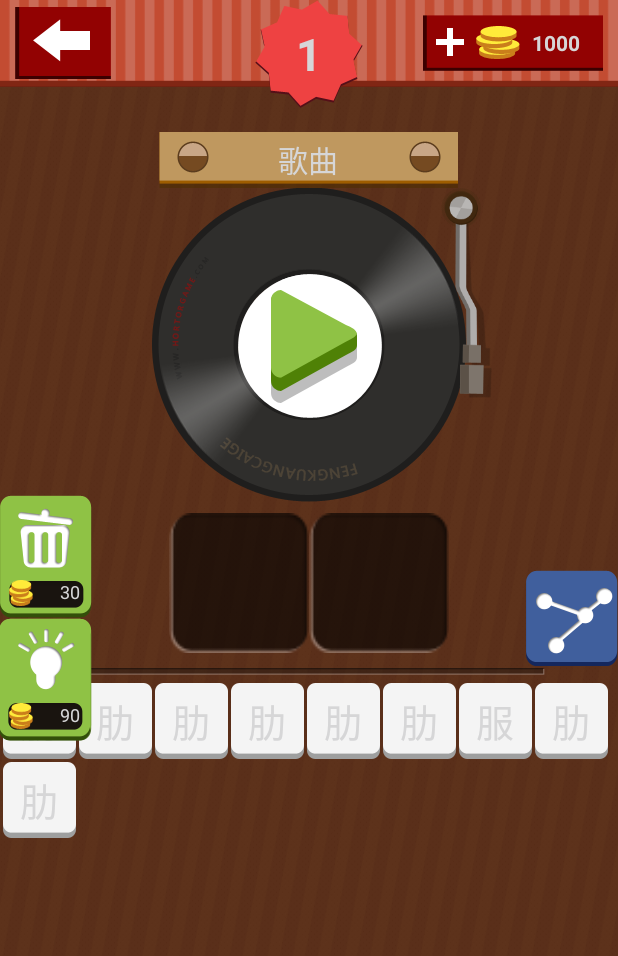
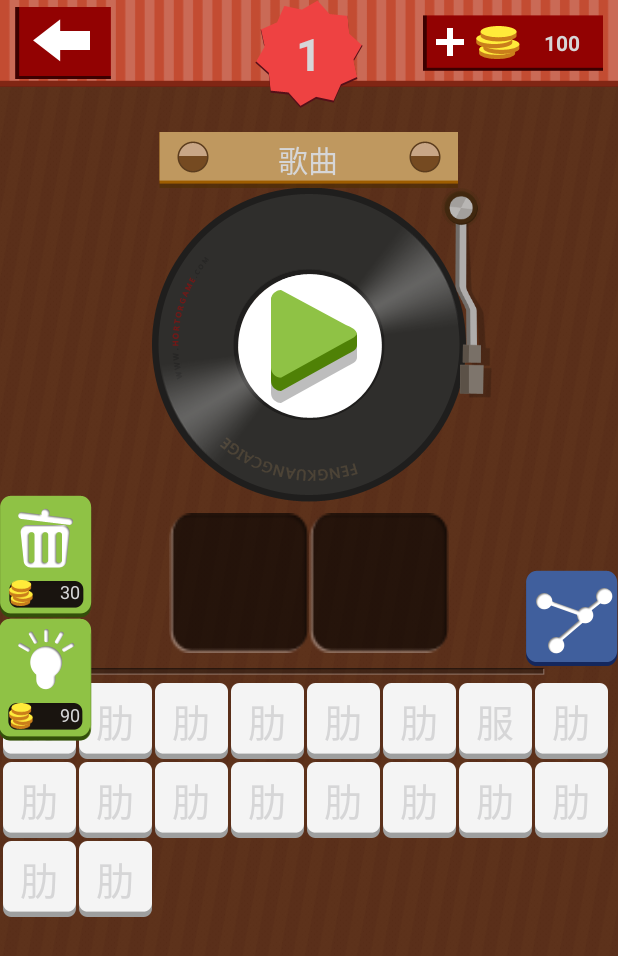
Before and after one commit to cursonjiang/GuessMusic, an Android app: the screen it shows after launch (MainActivity), on a phone screen of 412 x 824 dp. Shown: the top 956 px of the screen. Run offline under Robolectric (Android 15) with nearby library versions, the phone set to English and light mode, and no system bars.

Commit message:
实现删除文字,并减少金币

```diff
--- a/app/src/main/java/com/curson/guessmusic/data/Constants.java
+++ b/app/src/main/java/com/curson/guessmusic/data/Constants.java
@@ -5,6 +5,11 @@ package com.curson.guessmusic.data;
  * Created by Curson on 15/3/17.
  */
 public class Constants {
+
+    /**
+     * 金币总数
+     */
+    public static final int TOTAL_COINS = 100;
 
     /**
      * 闪烁次数
--- a/app/src/main/java/com/curson/guessmusic/view/MyGridView.java
+++ b/app/src/main/java/com/curson/guessmusic/view/MyGridView.java
@@ -83,7 +83,7 @@ public class MyGridView extends GridView {
                 //加载动画
                 mScaleAnimation = AnimationUtils.loadAnimation(mContext, R.anim.scale);
                 //设置动画的延迟时间
-                mScaleAnimation.setStartOffset(position * 100);
+                mScaleAnimation.setStartOffset(position * 50);
 
                 holder.mIndex = position;
                 holder.mViewButton = (Button) convertView.findViewById(R.id.item_btn);
--- a/app/src/main/res/layout/name_select.xml
+++ b/app/src/main/res/layout/name_select.xml
@@ -26,11 +26,9 @@
     <!-- 待选择文字框-->
     <com.curson.guessmusic.view.MyGridView
         android:id="@+id/gridview"
-        android:layout_width="match_parent"
-        android:layout_height="0dp"
-        android:layout_weight="1"
+        android:layout_width="wrap_content"
+        android:layout_height="wrap_content"
         android:layout_marginTop="5dp"
-        android:gravity="center"
         android:horizontalSpacing="2dp"
         android:numColumns="8"
         android:paddingStart="2dp"
--- a/app/src/main/res/layout/title_bar.xml
+++ b/app/src/main/res/layout/title_bar.xml
@@ -13,7 +13,8 @@
         android:background="@drawable/back_button_icon"
         android:layout_centerVertical="true"
         android:layout_marginStart="10dp"
-        android:contentDescription="返回按钮"/>
+        android:contentDescription="返回按钮"
+        tools:ignore="RtlCompat"/>
 
     <!-- 右侧加金币按钮-->
     <FrameLayout
@@ -22,7 +23,8 @@
         android:layout_height="wrap_content"
         android:layout_centerVertical="true"
         android:layout_alignParentEnd="true"
-        android:layout_marginEnd="10dp">
+        android:layout_marginEnd="10dp"
+        tools:ignore="RtlCompat">
 
         <ImageButton
             android:id="@+id/btn_bar_add_coins"
@@ -37,7 +39,7 @@
             android:layout_gravity="center_vertical"
             android:layout_marginStart="35dp"
             android:background="@mipmap/game_coin_icon"
-            tools:ignore="ContentDescription"/>
+            tools:ignore="ContentDescription,RtlCompat"/>
 
         <TextView
             android:id="@+id/txt_bar_coins"
@@ -48,7 +50,7 @@
             android:layout_gravity="center_vertical|right"
             android:textStyle="bold"
             android:textColor="@color/white"
-            tools:ignore="RtlHardcoded"/>
+            tools:ignore="RtlCompat,RtlHardcoded"/>
     </FrameLayout>
 
 </RelativeLayout>
```
Also changed, not shown: app/src/main/java/com/curson/guessmusic/ui/MainActivity.java (+122 -1 lines).
